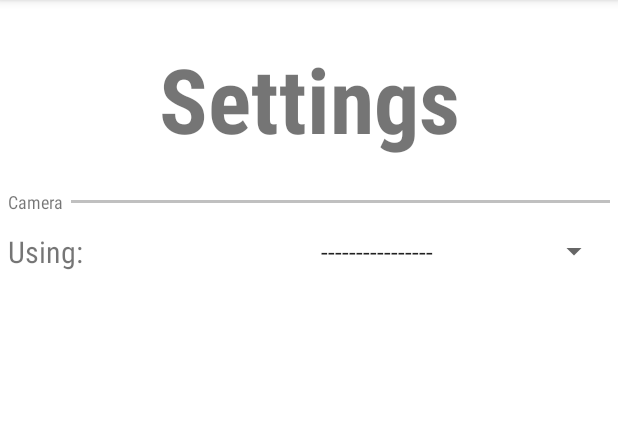
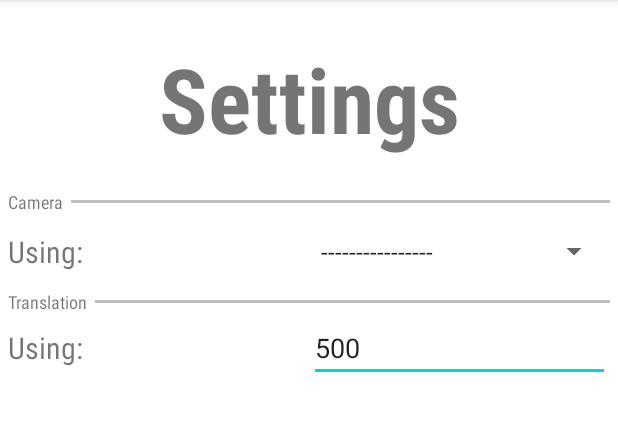
Before and after one commit to AdamStudies-PWR/SICA, an Android app: the SettingsActivity screen opened directly, with no data from a screen before it, on a phone screen of 412 x 824 dp, the part 84-515 px from its top. Run offline under Robolectric (Android 15) with nearby library versions, the phone set to English and light mode, and no system bars; libraries missing offline, so code that uses them is left out: androidx.camera.camera2, androidx.camera.core, androidx.camera.lifecycle; 4 statements that could not run were skipped.

Commit message:
Add app icon + interval settings

```diff
--- a/app/src/main/AndroidManifest.xml
+++ b/app/src/main/AndroidManifest.xml
@@ -10,7 +10,7 @@
         android:allowBackup="true"
         android:dataExtractionRules="@xml/data_extraction_rules"
         android:fullBackupContent="@xml/backup_rules"
-        android:icon="@mipmap/ic_launcher"
+        android:icon="@drawable/hand_icon"
         android:label="@string/app_name"
         android:supportsRtl="true"
         android:theme="@style/Theme.PJMAssistant"
--- a/app/src/main/java/com/pwr/pjmassistant/settings/SettingsActivity.java
+++ b/app/src/main/java/com/pwr/pjmassistant/settings/SettingsActivity.java
@@ -1,12 +1,5 @@
 package com.pwr.pjmassistant.settings;
 
-import androidx.annotation.OptIn;
-import androidx.appcompat.app.AppCompatActivity;
-import androidx.camera.camera2.interop.Camera2CameraInfo;
-import androidx.camera.camera2.interop.ExperimentalCamera2Interop;
-import androidx.camera.core.CameraInfo;
-import androidx.camera.lifecycle.ProcessCameraProvider;
-import androidx.core.app.ActivityCompat;
 import android.Manifest;
 import android.content.SharedPreferences;
 import android.content.pm.PackageManager;
@@ -15,15 +8,24 @@ import android.util.Log;
 import android.view.View;
 import android.widget.AdapterView;
 import android.widget.ArrayAdapter;
+import android.widget.EditText;
 import android.widget.Spinner;
 import android.widget.Toast;
+
+import androidx.activity.result.ActivityResultLauncher;
+import androidx.activity.result.contract.ActivityResultContracts;
+import androidx.annotation.OptIn;
+import androidx.appcompat.app.AppCompatActivity;
+import androidx.camera.camera2.interop.Camera2CameraInfo;
+import androidx.camera.camera2.interop.ExperimentalCamera2Interop;
+import androidx.camera.core.CameraInfo;
+import androidx.camera.lifecycle.ProcessCameraProvider;
+import androidx.core.app.ActivityCompat;
+
 import com.pwr.pjmassistant.R;
 
 import java.util.ArrayList;
-import java.util.Collections;
-import java.util.HashMap;
 import java.util.List;
-import java.util.Map;
 import java.util.concurrent.ExecutionException;
 
 public class SettingsActivity extends AppCompatActivity
@@ -34,31 +36,35 @@ public class SettingsActivity extends AppCompatActivity
 
     private SharedPreferences settings;
 
+    private final ActivityResultLauncher<String> requestPermissionLauncher = registerForActivityResult(
+            new ActivityResultContracts.RequestPermission(),
+            result -> {
+                if (!result)
+                {
+                    Toast.makeText(this.getApplicationContext(), R.string.cameraPermissionError,
+                            Toast.LENGTH_SHORT).show();
+                }
+                else
+                {
+                    getAvailableCameras();
+                }
+            }
+    );
+
     @Override
     protected void onCreate(Bundle savedInstanceState)
     {
         super.onCreate(savedInstanceState);
         setContentView(R.layout.activity_settings);
 
-        if (checkPermissions()) return;
+        settings = getApplicationContext().getSharedPreferences(PREFERENCES_KEY, 0);
 
         getAvailableCameras();
 
-        if(cameraList.isEmpty())
-        {
-            cameraList.add("----------------");
-        }
+        EditText intervalText = requireViewById(R.id.editTextTranslationInterval);
+        intervalText.setText(settings.getInt("interval", 500));
 
-        Spinner cameraSpinner = findViewById(R.id.modeSpinner);
-        ArrayAdapter<String> adapter = new ArrayAdapter<>(this,
-                android.R.layout.simple_spinner_item, cameraList);
-        adapter.setDropDownViewResource(android.R.layout.simple_spinner_dropdown_item);
-        cameraSpinner.setAdapter(adapter);
-
-        settings = getApplicationContext().getSharedPreferences(PREFERENCES_KEY, 0);
-
-        cameraSpinner.setSelection(Integer.parseInt(settings.getString("CameraId", "0")));
-
+        Spinner cameraSpinner = requireViewById(R.id.modeSpinner);
         cameraSpinner.setOnItemSelectedListener(new AdapterView.OnItemSelectedListener()
         {
             @Override
@@ -74,16 +80,18 @@ public class SettingsActivity extends AppCompatActivity
         });
     }
 
-    private boolean checkPermissions()
-    {
-        return ActivityCompat.checkSelfPermission(getApplicationContext(),
-                Manifest.permission.CAMERA) == PackageManager.PERMISSION_DENIED;
-    }
-
     @OptIn(markerClass = ExperimentalCamera2Interop.class)
     private void getAvailableCameras()
     {
         cameraList = new ArrayList<>();
+
+        if (!checkPermissions())
+        {
+            cameraList.add("----------------");
+            updateSpinner(0);
+            return;
+        }
+
         try
         {
             ProcessCameraProvider provider = ProcessCameraProvider.getInstance(
@@ -102,5 +110,61 @@ public class SettingsActivity extends AppCompatActivity
             Toast.makeText(getApplicationContext(), "PLACEHOLDER", Toast.LENGTH_SHORT).show();
             Log.e(TAG, error.toString());
         }
+
+        if(cameraList.isEmpty())
+        {
+            cameraList.add("----------------");
+            updateSpinner(0);
+        }
+        else
+        {
+            updateSpinner(Integer.parseInt(settings.getString("CameraId", "0")));
+        }
+    }
+
+    void updateSpinner(int index)
+    {
+        Spinner cameraSpinner = findViewById(R.id.modeSpinner);
+        ArrayAdapter<String> adapter = new ArrayAdapter<>(this,
+                android.R.layout.simple_spinner_item, cameraList);
+        adapter.setDropDownViewResource(android.R.layout.simple_spinner_dropdown_item);
+        cameraSpinner.setAdapter(adapter);
+
+        cameraSpinner.setSelection(index);
+    }
+
+    private int validateInterval(String interval)
+    {
+        try
+        {
+            return Integer.parseInt(interval);
+        }
+        catch (NumberFormatException ex)
+        {
+            return 500;
+        }
+    }
+
+    private boolean checkPermissions()
+    {
+        if (ActivityCompat.checkSelfPermission(getApplicationContext(),
+                Manifest.permission.CAMERA) == PackageManager.PERMISSION_DENIED)
+        {
+            requestPermissionLauncher.launch(Manifest.permission.CAMERA);
+            return false;
+        }
+        return true;
+    }
+
+    @Override
+    protected void onPause()
+    {
+        EditText intervalText = requireViewById(R.id.editTextTranslationInterval);
+
+        SharedPreferences.Editor editor = settings.edit();
+        editor.putInt("interval", validateInterval(String.valueOf(intervalText.getText())));
+        editor.apply();
+
+        super.onPause();
     }
 }
--- a/app/src/main/java/com/pwr/pjmassistant/ui/ReadFragment.java
+++ b/app/src/main/java/com/pwr/pjmassistant/ui/ReadFragment.java
@@ -48,8 +48,8 @@ public class ReadFragment extends Fragment
     private EditText output;
     private String cameraId;
     private Model model;
+    private int interval;
     private boolean modelReady = false;
-
 
     private final ActivityResultLauncher<String> requestPermissionLauncher = registerForActivityResult(
             new ActivityResultContracts.RequestPermission(),
@@ -114,6 +114,7 @@ public class ReadFragment extends Fragment
         String PREFERENCES_KEY = "user-prefs-key";
         SharedPreferences settings = requireActivity().getApplicationContext().getSharedPreferences(PREFERENCES_KEY, 0);;
         cameraId = settings.getString("CameraId", "null");
+        interval = settings.getInt("interval", 500);
     }
 
     private boolean checkPermissions()
--- a/app/src/main/res/layout/activity_settings.xml
+++ b/app/src/main/res/layout/activity_settings.xml
@@ -93,6 +93,55 @@
                         android:layout_weight="1" />
                 </LinearLayout>
 
+                <LinearLayout
+                    android:layout_width="match_parent"
+                    android:layout_height="match_parent"
+                    android:orientation="horizontal">
+
+                    <TextView
+                        android:id="@+id/translationSectionLabel"
+                        android:layout_width="wrap_content"
+                        android:layout_height="wrap_content"
+                        android:fontFamily="sans-serif-condensed"
+                        android:text="@string/translationSectionLabel"
+                        android:paddingRight="5dp"
+                        android:textSize="12sp" />
+
+                    <View
+                        android:layout_width="match_parent"
+                        android:layout_height="2dp"
+                        android:layout_gravity="center"
+                        android:background="#c0c0c0"
+                        android:paddingLeft="3dp"
+                        android:paddingRight="3dp"/>
+                </LinearLayout>
+
+                <LinearLayout
+                    android:id="@+id/translationIntervalSection"
+                    android:layout_width="match_parent"
+                    android:layout_height="match_parent"
+                    android:orientation="horizontal">
+
+                    <TextView
+                        android:layout_width="0dp"
+                        android:layout_height="wrap_content"
+                        android:layout_weight="1"
+                        android:layout_gravity="center"
+                        android:fontFamily="sans-serif-condensed"
+                        android:text="@string/cameraTypeLabel"
+                        android:textSize="20sp" />
+
+                    <EditText
+                        android:id="@+id/editTextTranslationInterval"
+                        android:layout_width="0dp"
+                        android:layout_height="wrap_content"
+                        android:layout_weight="1"
+                        android:ems="10"
+                        android:inputType="textPersonName"
+                        android:text="@string/imageIntervalDefault" />
+
+                </LinearLayout>
+
             </LinearLayout>
         </LinearLayout>
     </ScrollView>
--- a/app/src/main/res/values/strings.xml
+++ b/app/src/main/res/values/strings.xml
@@ -22,6 +22,9 @@
     <string name="settingsLabel">Settings</string>
     <string name="cameraSectionLabel">Camera</string>
     <string name="cameraTypeLabel">Using:</string>
+    <string name="translationSectionLabel">Translation</string>
+    <string name="imageIntervalLabel">Interval</string>
+    <string name="imageIntervalDefault">500</string>
 
     <!-- User messages-->
     <string name="cameraPermissionError">Failed to get camera permission, try granting it manually from settings</string>
```
Also changed, not shown: app/src/main/res/drawable/hand_icon.xml (added, +45 -0 lines).
